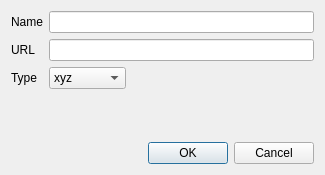
First picture: the form in mapflow/static/ui/provider_dialog.ui, repository Geoalert/mapflow-qgis, before the edit.
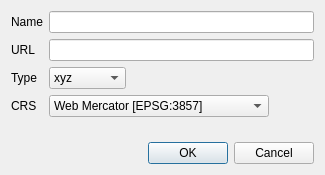
Second picture: the form after the edit.

Commit message: WIP: add provider class for better entity handling; add CRS selection

What changed in the file:
```diff
--- a/mapflow/static/ui/provider_dialog.ui
+++ b/mapflow/static/ui/provider_dialog.ui
@@ -93,6 +93,48 @@
        </item>
       </widget>
      </item>
+     <item row="4" column="1">
+      <widget class="QComboBox" name="comboBox">
+       <property name="sizePolicy">
+        <sizepolicy hsizetype="Fixed" vsizetype="Fixed">
+         <horstretch>0</horstretch>
+         <verstretch>0</verstretch>
+        </sizepolicy>
+       </property>
+       <property name="minimumSize">
+        <size>
+         <width>120</width>
+         <height>0</height>
+        </size>
+       </property>
+       <property name="maximumSize">
+        <size>
+         <width>220</width>
+         <height>16777215</height>
+        </size>
+       </property>
+       <property name="toolTip">
+        <string>Projection of the tile layer. The most popular is Web Mercator, use it if you are not sure</string>
+       </property>
+       <item>
+        <property name="text">
+         <string>Web Mercator [EPSG:3857]</string>
+        </property>
+       </item>
+       <item>
+        <property name="text">
+         <string>World Mercator [EPSG:3395]</string>
+        </property>
+       </item>
+      </widget>
+     </item>
+     <item row="4" column="0">
+      <widget class="QLabel" name="label">
+       <property name="text">
+        <string>CRS</string>
+       </property>
+      </widget>
+     </item>
     </layout>
    </item>
    <item row="1" column="0">
```
Left out of the diff: 7 changed lines with no effect on the pictures. The commit also changes 1 other file.
